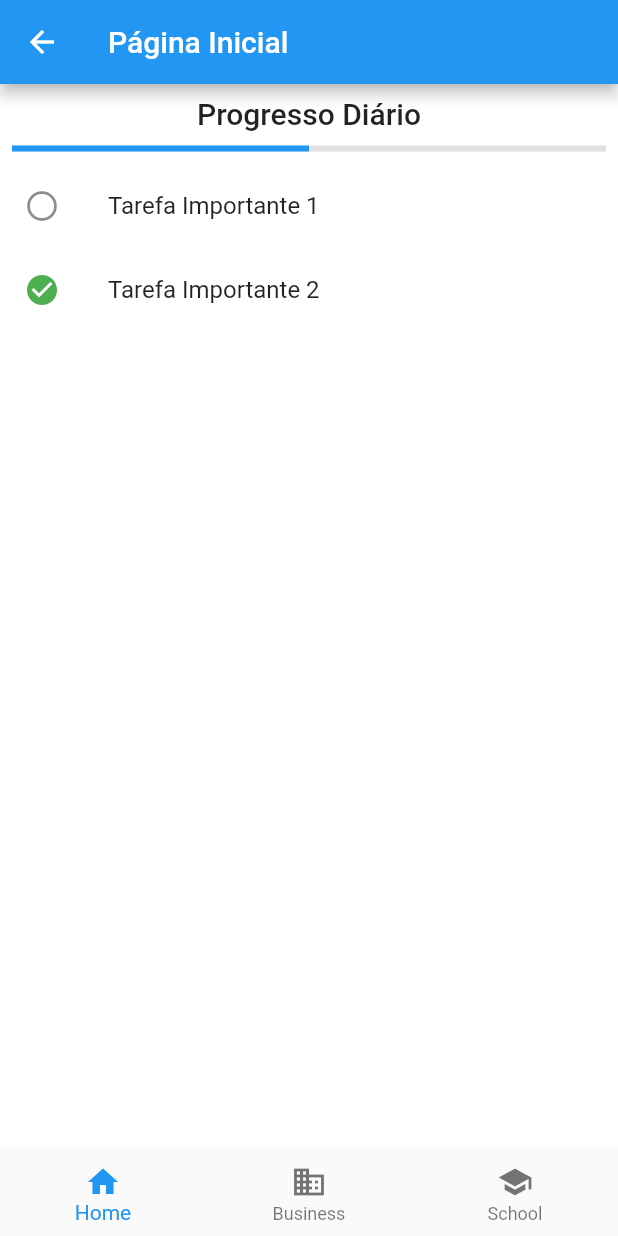
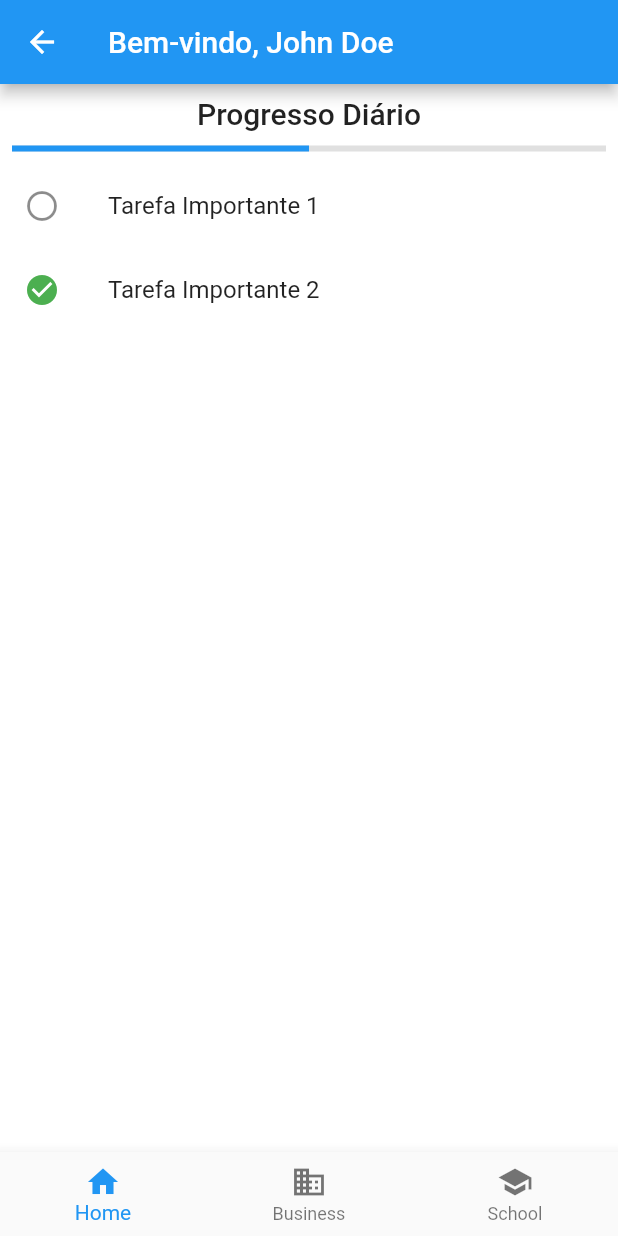
Before and after one commit to Helyon-Pacheco/Productivity-Mobile-App, a Flutter app: the HomeScreen screen opened by its route, on a phone screen of 412 x 824 dp. Run offline on Flutter 3.47's test engine with Material 2 defaults, Android fonts, the phone set to English and light mode, and no system bars.

Commit message:
Ajustes e correções nas telas

```diff
--- a/productivity_mobile_app/lib/main.dart
+++ b/productivity_mobile_app/lib/main.dart
@@ -35,7 +35,7 @@ class MyApp extends StatelessWidget {
       initialRoute: '/',
       routes: {
         '/': (context) => LoginScreen(),
-        '/home': (context) => HomeScreen(),
+        '/home': (context) => HomeScreen(user: user),
         '/tasks': (context) => TaskTrackingScreen(),
         '/profile': (context) => ProfileScreen(user: user),
       },
--- a/productivity_mobile_app/lib/screens/home_screen.dart
+++ b/productivity_mobile_app/lib/screens/home_screen.dart
@@ -2,8 +2,10 @@ import 'package:flutter/material.dart';
 import '../widgets/progress_indicator.dart';
 import '../widgets/task_tile.dart';
 import '../models/task.dart';
+import '../models/user.dart'; // Importe a classe User
 
 class HomeScreen extends StatelessWidget {
+  final User user; // Adicione um campo para o usuário
   final List<Task> featuredTasks = [
     // Exemplo de tarefas em destaque
     Task(
@@ -18,18 +20,20 @@ class HomeScreen extends StatelessWidget {
         isCompleted: true),
   ];
 
+  // Adicione um construtor para receber o usuário
+  HomeScreen({Key? key, required this.user}) : super(key: key);
+
   @override
   Widget build(BuildContext context) {
     return Scaffold(
       appBar: AppBar(
-        title: Text('Página Inicial'),
+        title: Text('Bem-vindo, ${user.name}'), // Exiba o nome do usuário
       ),
       body: Column(
         children: [
           Padding(
             padding: const EdgeInsets.all(8.0),
-            child:
-                CustomProgressIndicator(),
+            child: CustomProgressIndicator(),
           ),
           Expanded(
             child: ListView.builder(
@@ -43,20 +47,11 @@ class HomeScreen extends StatelessWidget {
       ),
       bottomNavigationBar: BottomNavigationBar(
         items: const <BottomNavigationBarItem>[
+          BottomNavigationBarItem(icon: Icon(Icons.home), label: 'Home'),
           BottomNavigationBarItem(
-            icon: Icon(Icons.home),
-            label: 'Home',
-          ),
-          BottomNavigationBarItem(
-            icon: Icon(Icons.business),
-            label: 'Business',
-          ),
-          BottomNavigationBarItem(
-            icon: Icon(Icons.school),
-            label: 'School',
-          ),
+              icon: Icon(Icons.business), label: 'Business'),
+          BottomNavigationBarItem(icon: Icon(Icons.school), label: 'School'),
         ],
-        // Configurações adicionais para o BottomNavigationBar
       ),
     );
   }
--- a/productivity_mobile_app/lib/screens/task_tracking_screen.dart
+++ b/productivity_mobile_app/lib/screens/task_tracking_screen.dart
@@ -19,7 +19,6 @@ class _TaskTrackingScreenState extends State<TaskTrackingScreen> {
         title: 'Tarefa Importante 2',
         description: 'Descrição da Tarefa 2',
         isCompleted: true),
-    // Adicione mais tarefas aqui
   ];
 
   @override
@@ -56,12 +55,11 @@ class TaskTile extends StatelessWidget {
   Widget build(BuildContext context) {
     return ListTile(
       title: Text(task.title),
-      subtitle: Text(task.description), // Adicionando a descrição
+      subtitle: Text(task.description), // Exibindo a descrição da tarefa
       leading: Checkbox(
         value: task.isCompleted,
         onChanged: onChanged,
       ),
-      // Adicione mais elementos de design conforme necessário
     );
   }
 }
```
Also changed, not shown: productivity_mobile_app/lib/screens/login_screen.dart (+15 -2 lines).
